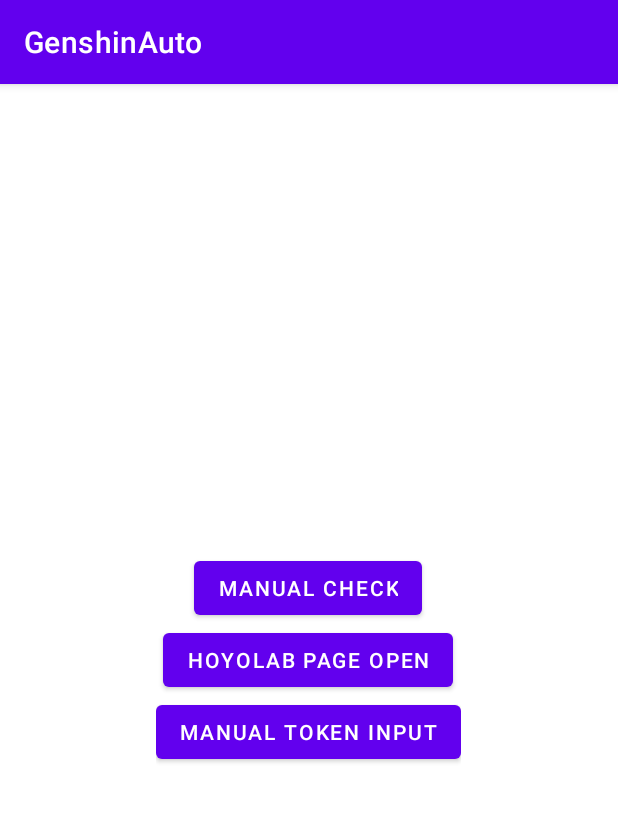
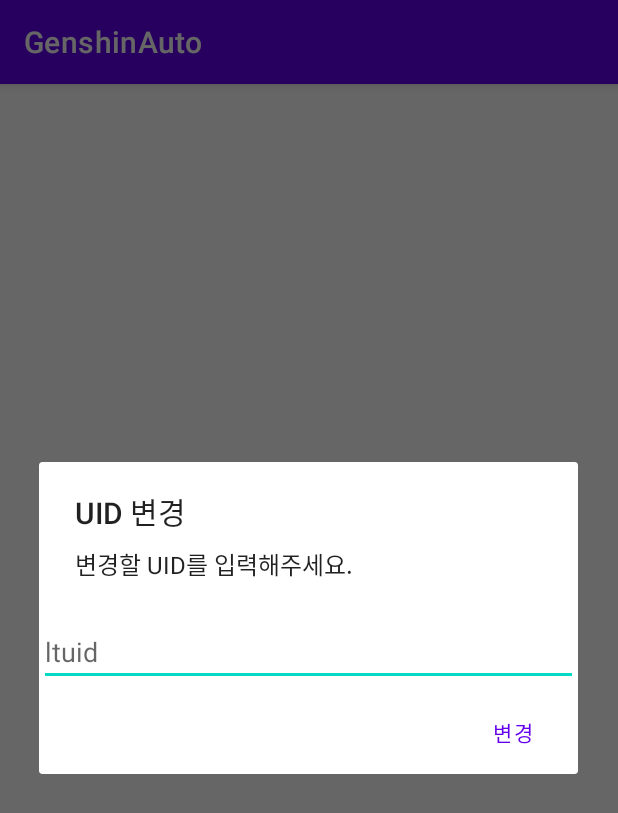
Before and after one commit to AuroraCaelum/GenshinAuto, an Android app: the screen it shows after launch (MainActivity), after a tap on "MANUAL TOKEN INPUT", on a phone screen of 412 x 824 dp. Shown: the top 813 px of the screen. Run offline under Robolectric (Android 15) with nearby library versions, the phone set to English and light mode, and no system bars.

Commit message:
Major update
Manual Token Function Added,
Switch Buttons Added.

```diff
--- a/app/src/main/java/arca/dev/genshinauto/MainActivity.java
+++ b/app/src/main/java/arca/dev/genshinauto/MainActivity.java
@@ -12,8 +12,13 @@ import android.os.Handler;
 import android.text.InputType;
 import android.util.Log;
 import android.view.View;
+import android.widget.CompoundButton;
 import android.widget.EditText;
+import android.widget.Switch;
 import android.widget.Toast;
+
+import org.json.JSONException;
+import org.json.JSONObject;
 
 import java.io.IOException;
 import java.io.InputStream;
@@ -35,6 +40,7 @@ import okhttp3.ResponseBody;
 public class MainActivity extends AppCompatActivity {
     SharedPreferences pref;
     SharedPreferences.Editor editor;
+
     @Override
     protected void onCreate(Bundle savedInstanceState) {
         super.onCreate(savedInstanceState);
@@ -53,7 +59,7 @@ public class MainActivity extends AppCompatActivity {
                     .setPositiveButton("수동 등록", new DialogInterface.OnClickListener() {
                         @Override
                         public void onClick(DialogInterface dialogInterface, int i) {
-                            //TODO 등록 웹뷰 띄우기
+
                             dialogInterface.dismiss();
                         }
                     })
@@ -68,10 +74,95 @@ public class MainActivity extends AppCompatActivity {
         } else {
             Log.d("firstRun", "N");
         }
+
+        Boolean serviceStatus = pref.getBoolean("serviceStatus", false);
+        Boolean pushStatus = pref.getBoolean("pushStatus", false);
+        Switch serviceSw = findViewById(R.id.serviceSwitch);
+        Switch pushSw = findViewById(R.id.pushSwitch);
+        serviceSw.setChecked(serviceStatus);
+        pushSw.setChecked(pushStatus);
+
+        serviceSw.setOnCheckedChangeListener(new CompoundButton.OnCheckedChangeListener() {
+            @Override
+            public void onCheckedChanged(CompoundButton compoundButton, boolean isChecked) {
+                if (isChecked){
+                    //알람매니저 실행
+                    editor.putBoolean("serviceStatus", true);
+                    editor.apply();
+                } else {
+                    //알람매니저 해제
+                    editor.putBoolean("serviceStatus", false);
+                    editor.apply();
+                }
+            }
+        });
+
+
+        pushSw.setOnCheckedChangeListener(new CompoundButton.OnCheckedChangeListener() {
+            @Override
+            public void onCheckedChanged(CompoundButton compoundButton, boolean isChecked) {
+                if (isChecked){
+                    //푸시 켜기
+                    editor.putBoolean("pushStatus", true);
+                    editor.apply();
+                } else {
+                    //푸시 끄기
+                    editor.putBoolean("pushStatus", false);
+                    editor.apply();
+                }
+            }
+        });
     }
 
     public void manual (View v) throws IOException {
         //TODO 등록된 정ㅇ보 있나 확인부터
+        request();
+    }
+
+    /*public void hoyolabOpen (View v){
+
+    }*/
+
+    public void manualToken (View v){
+        String formalUid = pref.getString("ltuid","");
+        String formalToken = pref.getString("ltoken","");
+        final EditText editUid = new EditText(this);
+        editUid.setInputType(InputType.TYPE_CLASS_NUMBER);
+        editUid.setText(formalUid);
+        editUid.setHint("ltuid");
+        final EditText editToken = new EditText(this);
+        editToken.setInputType(InputType.TYPE_CLASS_TEXT);
+        editToken.setText(formalToken);
+        editToken.setHint("ltoken");
+        AlertDialog.Builder builder = new AlertDialog.Builder(this);
+        builder.setTitle("UID 변경")
+                .setMessage("변경할 UID를 입력해주세요.")
+                .setView(editUid)
+                .setPositiveButton("변경", new DialogInterface.OnClickListener() {
+                    @Override
+                    public void onClick(DialogInterface dialogInterface, int i) {
+                        editor.putString("ltuid", editUid.getText().toString());
+                        editor.apply();
+                        dialogInterface.dismiss();
+                        AlertDialog.Builder builder2 = new AlertDialog.Builder(MainActivity.this);
+                        builder2.setTitle("토큰 변경")
+                                .setMessage("변경할 토큰을 입력해주세요.")
+                                .setView(editToken)
+                                .setPositiveButton("변경", new DialogInterface.OnClickListener() {
+                                    @Override
+                                    public void onClick(DialogInterface dialogInterface, int i) {
+                                        editor.putString("ltoken", editToken.getText().toString());
+                                        editor.apply();
+                                        dialogInterface.dismiss();
+                                    }
+                                });
+                        builder2.show();
+                    }
+                });
+        builder.show();
+    }
+
+    public void request() throws IOException{
         String ltuid = pref.getString("ltuid", "");
         String ltoken = pref.getString("ltoken", "");
 
@@ -91,46 +182,20 @@ public class MainActivity extends AppCompatActivity {
 
             @Override
             public void onResponse(Call call, Response response) throws IOException {
-                String finalResponse = response.body().string();
-                Log.d("dev", "manual: " + finalResponse);
+                new Handler(getMainLooper()).post(new Runnable() {
+                    @Override
+                    public void run() {
+                        try{
+                            JSONObject json = new JSONObject(response.body().string());
+                            Toast.makeText(MainActivity.this, json.getString("message"), Toast.LENGTH_SHORT).show();
+                        } catch (JSONException e){
+                            e.printStackTrace();
+                        } catch (IOException e){
+                            e.printStackTrace();
+                        }
+                    }
+                });
             }
         });
-
-
-        //String act_id = RetrofitService.act_id;
-        //String lang = RetrofitService.lang;
-        /*Retrofit retrofit = new Retrofit.Builder()
-                .baseUrl(RetrofitService.url)
-                .addConverterFactory(GsonConverterFactory.create())
-                .build();
-        RetrofitService retrofitService = retrofit.create(RetrofitService.class);
-        HashMap<String, Object> input = new HashMap<>();
-        //input.put("act_id", act_id);
-        //input.put("lang", lang);
-        input.put("ltuid", ltuid);
-        input.put("ltoken", ltoken);
-        retrofitService.postData(input).enqueue(new Callback<Data>(){
-            @Override
-            public void onResponse(@NonNull Call<Data> call, @NonNull Response<Data> response){
-                if (response.isSuccessful()){
-                    Data body = response.body();
-                    if (body!=null){
-                        Log.d("getMessage", body.getMessage());
-                    }
-                }
-            }
-            @Override
-            public void onFailure(@NonNull Call<Data> call, @NonNull Throwable t){
-
-            }
-        });*/
-    }
-
-    public void hoyolabOpen (View v){
-
-    }
-
-    public void manualToken (View v){
-
     }
 }
--- a/app/src/main/res/layout/activity_main.xml
+++ b/app/src/main/res/layout/activity_main.xml
@@ -20,16 +20,22 @@
             android:text="@string/btn1"
             android:onClick="manual"/>
         <Button
-            android:id="@+id/hoyolabopen"
-            android:layout_width="wrap_content"
-            android:layout_height="wrap_content"
-            android:text="@string/btn2"
-            android:onClick="hoyolabOpen"/>
-        <Button
             android:id="@+id/manualtoken"
             android:layout_width="wrap_content"
             android:layout_height="wrap_content"
             android:text="@string/btn3"
             android:onClick="manualToken"/>
+
+        <Switch
+            android:id="@+id/serviceSwitch"
+            android:layout_width="wrap_content"
+            android:layout_height="wrap_content"
+            android:checked="false"
+            android:text="@string/service" />
+        <Switch
+            android:id="@+id/pushSwitch"
+            android:layout_width="wrap_content"
+            android:layout_height="wrap_content"
+            android:text="@string/push" />
     </LinearLayout>
 </RelativeLayout>
--- a/app/src/main/res/values/strings.xml
+++ b/app/src/main/res/values/strings.xml
@@ -3,6 +3,8 @@
     <string name="btn1">Manual Check</string>
     <string name="btn2">HoyoLab Page Open</string>
     <string name="btn3">Manual Token Input</string>
+    <string name="push">Enable Push</string>
+    <string name="service">Enable Service</string>
 
     <string name="token_autoget">Get Token</string>
 </resources>
```
Also changed, not shown: app/src/main/java/arca/dev/genshinauto/WebViewActivity.java (+8 -11 lines), 1 other file.
